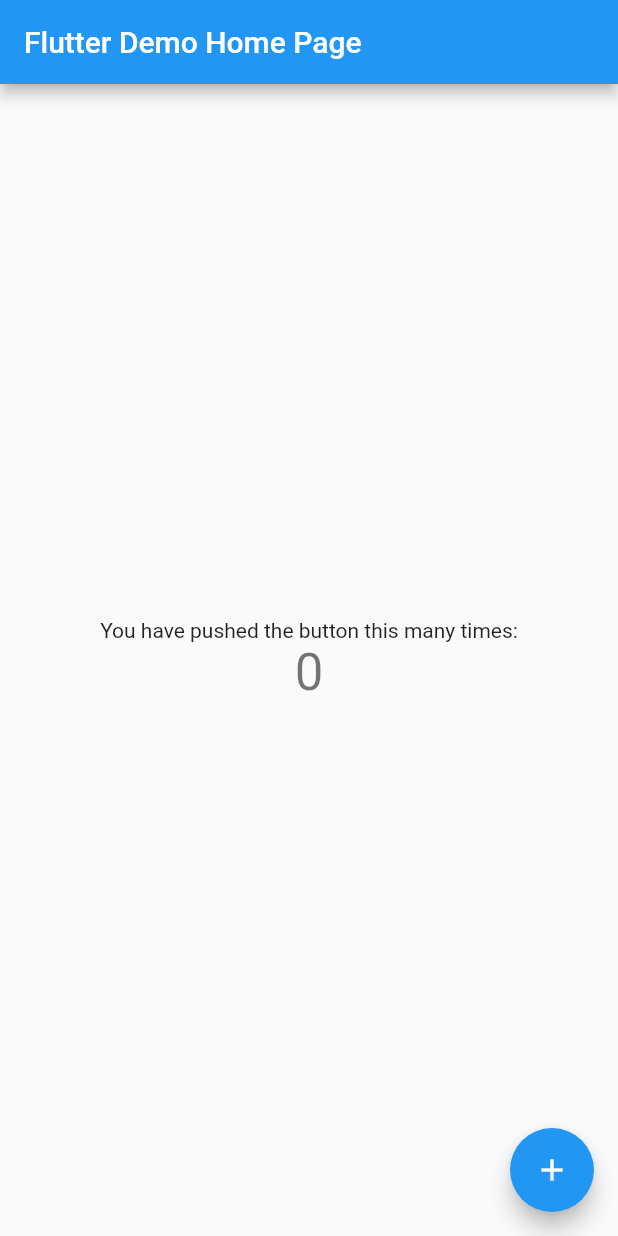
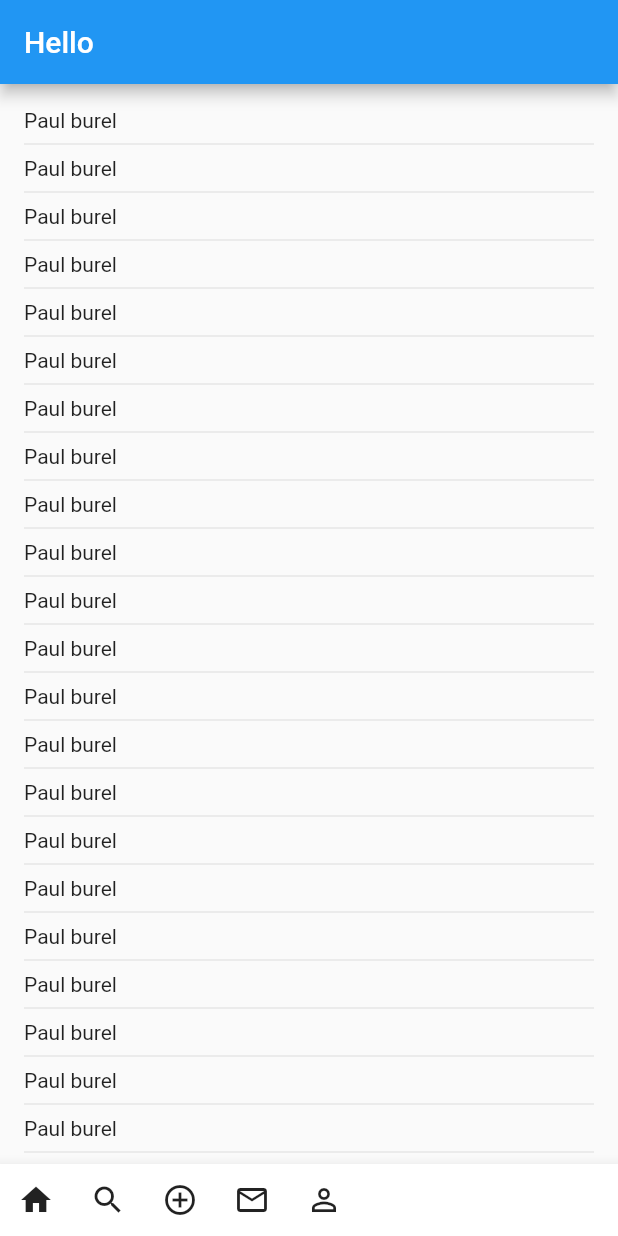
Before and after one commit to geoffreylalic/miaged, a Flutter app: the screen it shows after launch, on a phone screen of 412 x 824 dp. Run offline on Flutter 3.47's test engine with Material 2 defaults, Android fonts, the phone set to English and light mode, and no system bars; missing offline and left inert: dart:ffi.

Commit message:
added BottomAppBar

```diff
--- a/lib/main.dart
+++ b/lib/main.dart
@@ -1,4 +1,5 @@
 import 'package:flutter/material.dart';
+import 'package:miaged/pages/clothingList.dart';
 
 void main() {
   runApp(const MyApp());
@@ -49,7 +50,7 @@ class MyHomePage extends StatefulWidget {
 
 class _MyHomePageState extends State<MyHomePage> {
   int _counter = 0;
-
+  String selected = 'home';
   void _incrementCounter() {
     setState(() {
       // This call to setState tells the Flutter framework that something has
@@ -70,46 +71,76 @@ class _MyHomePageState extends State<MyHomePage> {
     // fast, so that you can just rebuild anything that needs updating rather
     // than having to individually change instances of widgets.
     return Scaffold(
-      appBar: AppBar(
-        // Here we take the value from the MyHomePage object that was created by
-        // the App.build method, and use it to set our appbar title.
-        title: Text(widget.title),
-      ),
-      body: Center(
-        // Center is a layout widget. It takes a single child and positions it
-        // in the middle of the parent.
-        child: Column(
-          // Column is also a layout widget. It takes a list of children and
-          // arranges them vertically. By default, it sizes itself to fit its
-          // children horizontally, and tries to be as tall as its parent.
-          //
-          // Invoke "debug painting" (press "p" in the console, choose the
-          // "Toggle Debug Paint" action from the Flutter Inspector in Android
-          // Studio, or the "Toggle Debug Paint" command in Visual Studio Code)
-          // to see the wireframe for each widget.
-          //
-          // Column has various properties to control how it sizes itself and
-          // how it positions its children. Here we use mainAxisAlignment to
-          // center the children vertically; the main axis here is the vertical
-          // axis because Columns are vertical (the cross axis would be
-          // horizontal).
-          mainAxisAlignment: MainAxisAlignment.center,
+      bottomNavigationBar: BottomAppBar(
+        child: Row(
           children: <Widget>[
-            const Text(
-              'You have pushed the button this many times:',
+            IconButton(
+              tooltip: 'Home',
+              icon: selected == 'home'
+                  ? (const Icon(Icons.home))
+                  : (const Icon(Icons.home_outlined)),
+              onPressed: () {
+                setState(() {
+                  selected = 'home';
+                });
+              },
             ),
-            Text(
-              '$_counter',
-              style: Theme.of(context).textTheme.headline4,
+            IconButton(
+              tooltip: 'Search',
+              icon: selected == 'search'
+                  ? const Icon(Icons.search_rounded)
+                  : const Icon(Icons.search),
+              onPressed: () {
+                setState(() {
+                  selected = 'search';
+                });
+              },
+            ),
+            IconButton(
+              tooltip: 'Sell',
+              icon: selected == 'sell'
+                  ? const Icon(Icons.add_circle)
+                  : const Icon(Icons.add_circle_outline),
+              onPressed: () {
+                setState(() {
+                  selected = 'sell';
+                });
+              },
+            ),
+            IconButton(
+              tooltip: 'Messages',
+              icon: selected == 'messages'
+                  ? const Icon(Icons.email)
+                  : const Icon(Icons.email_outlined),
+              onPressed: () {
+                setState(() {
+                  selected = 'messages';
+                });
+              },
+            ),
+            IconButton(
+              tooltip: 'Profile',
+              icon: selected == 'profil'
+                  ? const Icon(Icons.person)
+                  : const Icon(Icons.person_outline),
+              onPressed: () {
+                setState(() {
+                  selected = 'profil';
+                });
+              },
             ),
           ],
         ),
       ),
-      floatingActionButton: FloatingActionButton(
-        onPressed: _incrementCounter,
-        tooltip: 'Increment',
-        child: const Icon(Icons.add),
-      ), // This trailing comma makes auto-formatting nicer for build methods.
+      appBar: AppBar(
+        // Here we take the value from the MyHomePage object that was created by
+        // the App.build method, and use it to set our appbar title.
+        title: Text('Hello'),
+      ),
+      body: const Center(
+        child: ClothingListWidget(),
+        // child: Text('data'),
+      ),
     );
   }
 }
--- /dev/null
+++ b/lib/pages/clothingList.dart
@@ -0,0 +1,24 @@
+import 'package:flutter/material.dart';
+import 'package:flutter/src/widgets/container.dart';
+import 'package:flutter/src/widgets/framework.dart';
+
+class ClothingListWidget extends StatefulWidget {
+  const ClothingListWidget({super.key, this.title});
+  final title;
+
+  @override
+  State<ClothingListWidget> createState() => _ClothingListWidgetState();
+}
+
+class _ClothingListWidgetState extends State<ClothingListWidget> {
+  @override
+  Widget build(BuildContext context) {
+    return ListView.builder(
+      padding: const EdgeInsets.all(16.0),
+      itemBuilder: (context, i) {
+        if (i.isOdd) return const Divider();
+        else return Text('Paul burel');
+      },
+    );
+  }
+}
--- a/pubspec.yaml
+++ b/pubspec.yaml
@@ -36,6 +36,7 @@ dependencies:
   # The following adds the Cupertino Icons font to your application.
   # Use with the CupertinoIcons class for iOS style icons.
   cupertino_icons: ^1.0.2
+  http: ^0.13.5
 
 dev_dependencies:
   flutter_test:
```
Also changed, not shown: lib/models/clothing.dart (+12 -2 lines), lib/pages/authentication/login.dart (added, +11 -0 lines), lib/pages/authentication/register.dart (added, +11 -0 lines), lib/pages/home.dart (added, +10 -0 lines), lib/services/clothingService.dart (added), lib/services/userService.dart (added).
